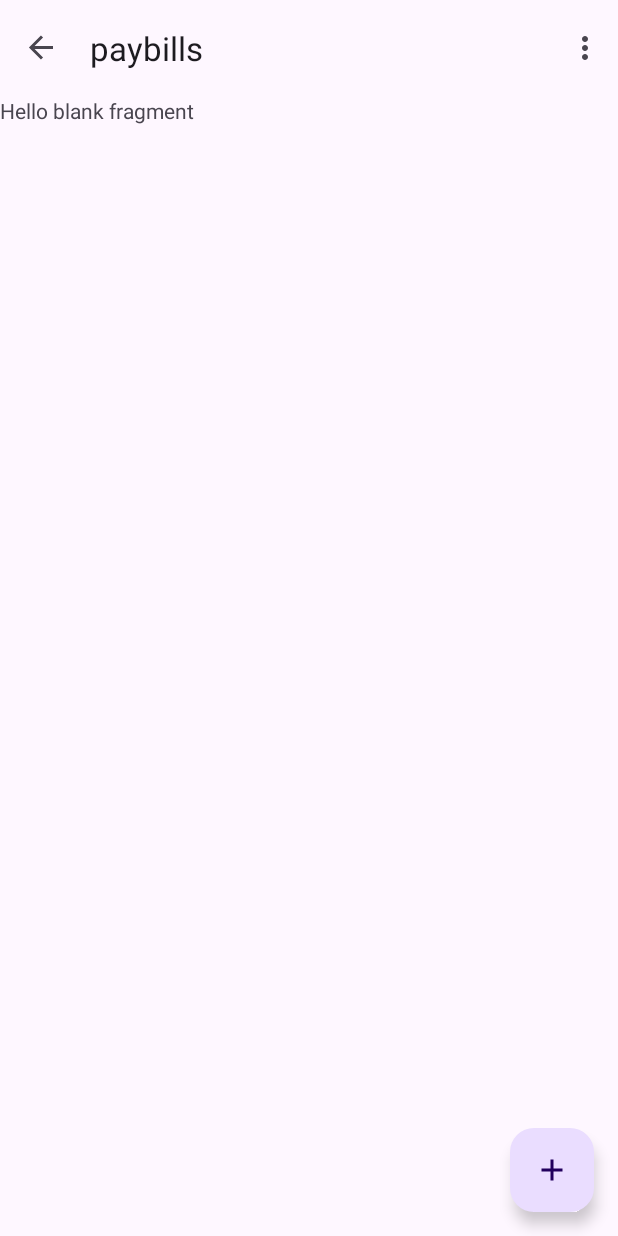
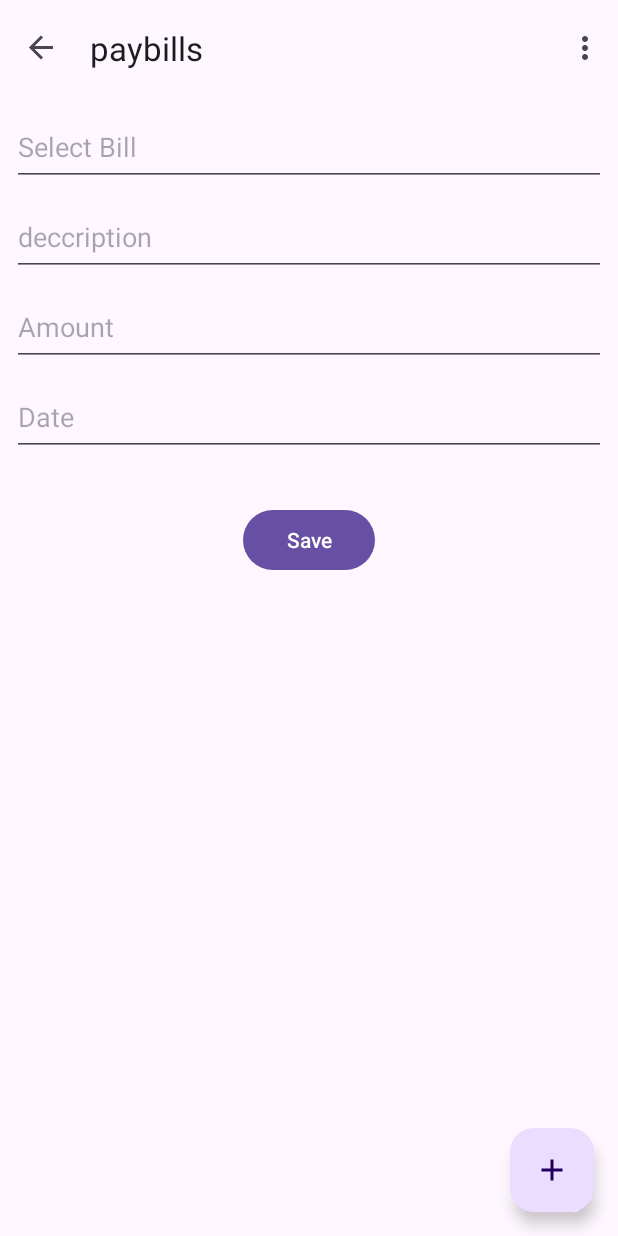
Before and after one commit to kchiwakaya/blackliquid, an Android app: the PaybillsFragment screen opened through its navigation route, on a phone screen of 412 x 824 dp. Run offline under Robolectric (Android 15) with nearby library versions, the phone set to English and light mode, and no system bars; our stand-ins replace navigation-ui.

Commit message:
Bill payments design

```diff
--- a/app/src/main/res/layout/fragment_paybills.xml
+++ b/app/src/main/res/layout/fragment_paybills.xml
@@ -2,20 +2,76 @@
 <androidx.constraintlayout.widget.ConstraintLayout xmlns:android="http://schemas.android.com/apk/res/android"
     xmlns:app="http://schemas.android.com/apk/res-auto"
     xmlns:tools="http://schemas.android.com/tools"
-    android:id="@+id/frameLayout6"
+    android:id="@+id/LtPBills"
     android:layout_width="match_parent"
     android:layout_height="match_parent"
     tools:context=".PaybillsFragment">
 
-    <!-- TODO: Update blank fragment layout -->
-    <TextView
-        android:id="@+id/textView6"
+    <EditText
+        android:id="@+id/editBillType"
         android:layout_width="0dp"
-        android:layout_height="0dp"
-        android:text="@string/hello_blank_fragment"
-        app:layout_constraintBottom_toBottomOf="parent"
+        android:layout_height="52dp"
+        android:layout_marginStart="8dp"
+        android:layout_marginTop="8dp"
+        android:layout_marginEnd="8dp"
+        android:ems="10"
+        android:hint="Select Bill"
+        android:inputType="text"
         app:layout_constraintEnd_toEndOf="parent"
         app:layout_constraintStart_toStartOf="parent"
         app:layout_constraintTop_toTopOf="parent" />
 
+    <EditText
+        android:id="@+id/editDEs"
+        android:layout_width="0dp"
+        android:layout_height="52dp"
+        android:layout_marginStart="8dp"
+        android:layout_marginTop="8dp"
+        android:layout_marginEnd="8dp"
+        android:ems="10"
+        android:hint="deccription"
+        android:inputType="text"
+        app:layout_constraintEnd_toEndOf="parent"
+        app:layout_constraintStart_toStartOf="parent"
+        app:layout_constraintTop_toBottomOf="@+id/editBillType" />
+
+    <EditText
+        android:id="@+id/editAmount"
+        android:layout_width="0dp"
+        android:layout_height="52dp"
+        android:layout_marginStart="8dp"
+        android:layout_marginTop="8dp"
+        android:layout_marginEnd="8dp"
+        android:ems="10"
+        android:hint="Amount"
+        android:inputType="numberDecimal"
+        app:layout_constraintEnd_toEndOf="parent"
+        app:layout_constraintStart_toStartOf="parent"
+        app:layout_constraintTop_toBottomOf="@+id/editDEs" />
+
+    <EditText
+        android:id="@+id/editPayDate"
+        android:layout_width="0dp"
+        android:layout_height="52dp"
+        android:layout_marginStart="8dp"
+        android:layout_marginTop="8dp"
+        android:layout_marginEnd="8dp"
+        android:ems="10"
+        android:hint="Date"
+        android:inputType="date"
+        app:layout_constraintEnd_toEndOf="parent"
+        app:layout_constraintStart_toStartOf="parent"
+        app:layout_constraintTop_toBottomOf="@+id/editAmount" />
+
+    <Button
+        android:id="@+id/btnSavePayment"
+        android:layout_width="wrap_content"
+        android:layout_height="wrap_content"
+        android:layout_marginStart="8dp"
+        android:layout_marginTop="32dp"
+        android:layout_marginEnd="8dp"
+        android:text="Save"
+        app:layout_constraintEnd_toEndOf="parent"
+        app:layout_constraintStart_toStartOf="parent"
+        app:layout_constraintTop_toBottomOf="@+id/editPayDate" />
 </androidx.constraintlayout.widget.ConstraintLayout>
```
